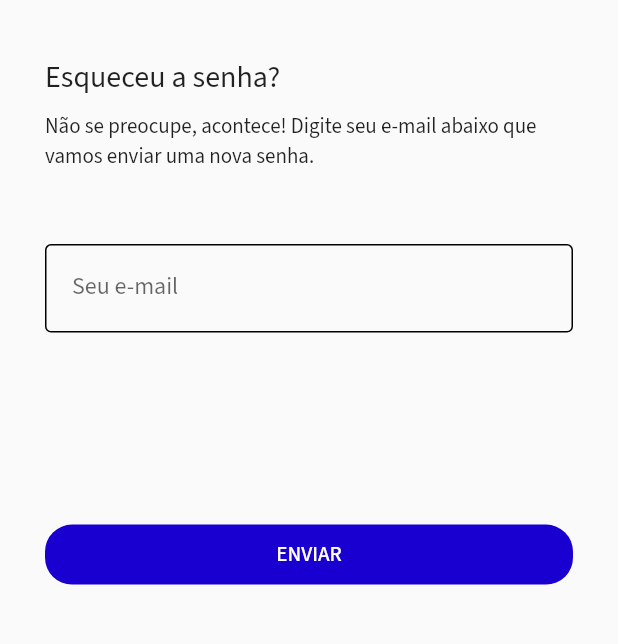
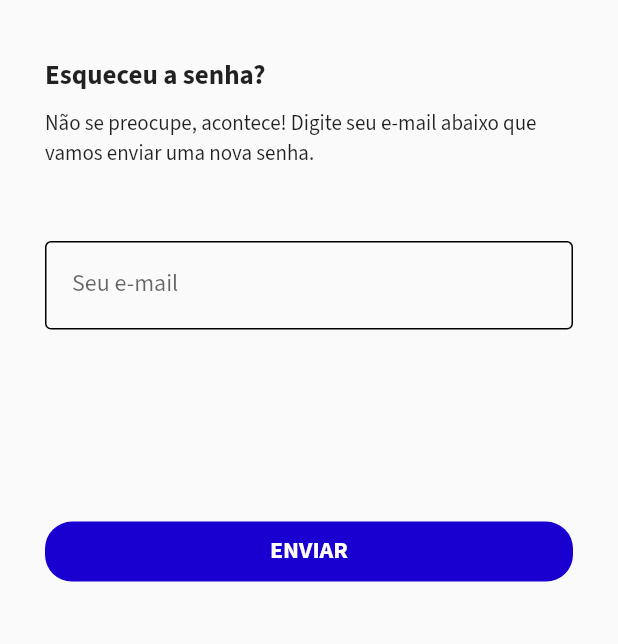
Before and after one commit to wennys-camilo/joinme, a Flutter app: the ForgotPasswordPageOne screen opened by its route, on a phone screen of 412 x 824 dp, the part 336-980 px from its top. Run offline on Flutter 3.47's test engine with Material 2 defaults, Android fonts, the phone set to English and light mode, and no system bars; our stand-ins replace brasil_fields, dartz, dio, flutter_form_builder, flutter_modular, flutter_secure_storage and 6 more; missing offline and left inert: validatorless; accounts and stored records are empty; project files that could hold a hidden picture were left out.

Commit message:
forgot pass route fix, forgot pass pages layout

```diff
--- a/lib/app/modules/forgot_password/presentation/forgot_passsword_page_one.dart
+++ b/lib/app/modules/forgot_password/presentation/forgot_passsword_page_one.dart
@@ -39,11 +39,13 @@ class ForgotPasswordPageOne extends StatelessWidget {
                 child: Text(
                   'Esqueceu a senha?',
                   style: TextStyle(
-                    fontSize: 20,
+                    fontSize: 18,
+                    fontWeight: FontWeight.w700
+
                   ),
                 ),
               ),
-              Padding(
+              const Padding(
                 padding: EdgeInsets.fromLTRB(30, 0, 30, 40),
                 child: Text(
                   'Não se preocupe, acontece! Digite seu e-mail abaixo que vamos enviar uma nova senha.',
@@ -65,6 +67,10 @@ class ForgotPasswordPageOne extends StatelessWidget {
                 child: RoundedButtonWidget(
                   onPressed: () => Modular.to.pushNamed('./pageTwo'),
                   textButton: 'ENVIAR',
+                  styleText: const TextStyle(
+                      color: Colors.white,
+                      fontSize: 16,
+                      fontWeight: FontWeight.w700),
                 ),
               ),
             ],
```
Also changed, not shown: assets/images/lottieLogo1.json (added, +1 -0 lines), lib/app/modules/forgot_password/forgot_password_module.dart (+6 -8 lines), lib/app/modules/forgot_password/presentation/forgot_password_page_two.dart (+75 -1 lines).
